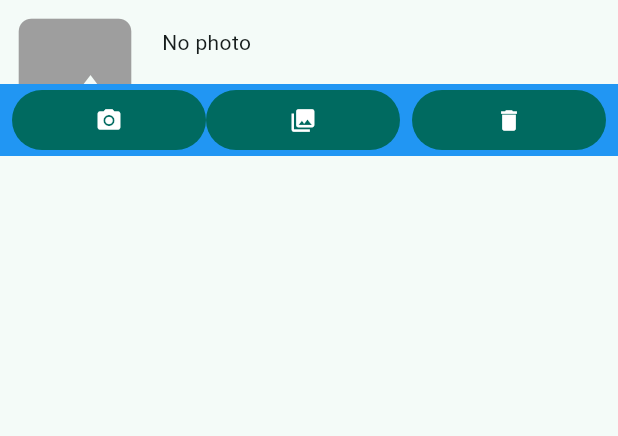
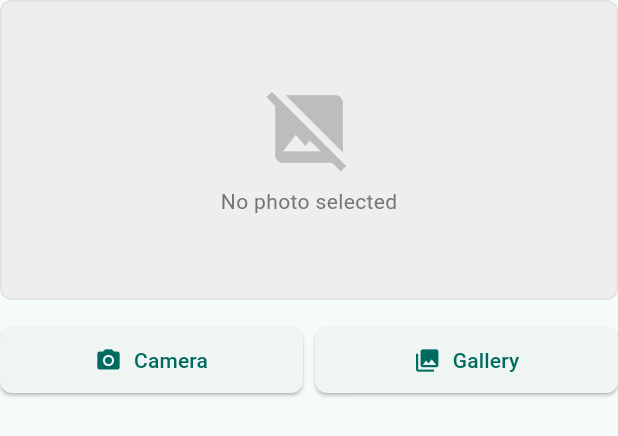
Before and after one commit to KnoyanMitsu/mydj, a Flutter app: the MediaSelector widget shown alone on an empty page, opened directly, on a phone screen of 412 x 824 dp. Shown: the top 436 px of the screen. Run offline on Flutter 3.47's test engine with Material 3 defaults, Android fonts, the phone set to English and light mode, and no system bars; our stand-ins replace image_picker, shared_preferences; accounts and stored records are empty.

Commit message:
refactor: Enhance media selector UI with improved placeholders, display, and button styling, and remove an unused import.

```diff
--- a/lib/components/media_selector.dart
+++ b/lib/components/media_selector.dart
@@ -13,6 +13,8 @@ class MediaSelector extends StatefulWidget {
 }
 
 class _MediaSelectorState extends State<MediaSelector> {
+  String _mediaPath = '';
+
   void _selectFromCamera() async {
     XFile? media = await _retrieveMedia(ImageSource.camera);
     if (media != null) {
@@ -49,34 +51,60 @@ class _MediaSelectorState extends State<MediaSelector> {
     return media;
   }
 
-  String _mediaPath = '';
-  @override
-  Widget _mediaPlaceholder() {
-    Icon icon;
-    String caption = '';
-    Widget placeholderWidget;
-
-    if (widget.mediaType == MediaType.photo) {
-      icon = Icon(Icons.photo, size: 100, color: Colors.grey);
-      caption = 'No photo';
-      placeholderWidget = Image.file(
-        File(_mediaPath),
-        width: double.infinity,
-        fit: BoxFit.fitWidth,
+  Widget _buildMediaDisplay() {
+    if (_mediaPath.isEmpty) {
+      return Center(
+        child: Column(
+          mainAxisAlignment: MainAxisAlignment.center,
+          children: [
+            Icon(
+              widget.mediaType == MediaType.photo
+                  ? Icons.image_not_supported
+                  : Icons.videocam_off,
+              size: 60,
+              color: Colors.grey[400],
+            ),
+            const SizedBox(height: 8),
+            Text(
+              widget.mediaType == MediaType.photo
+                  ? 'No photo selected'
+                  : 'No video selected',
+              style: TextStyle(color: Colors.grey[600]),
+            ),
+          ],
+        ),
       );
     } else {
-      icon = Icon(Icons.videocam_off, size: 100, color: Colors.grey);
-      caption = 'No video';
-      placeholderWidget = Column();
-    }
-
-    if (_mediaPath.isEmpty) {
-      return SizedBox(
-        height: 56,
-        child: Row(children: [icon, SizedBox(width: 8), Text(caption)]),
-      );
-    } else {
-      return SizedBox(width: double.infinity, child: placeholderWidget);
+      if (widget.mediaType == MediaType.photo) {
+        return Image.file(
+          File(_mediaPath),
+          fit: BoxFit.cover,
+          width: double.infinity,
+          height: double.infinity,
+        );
+      } else {
+        // For video, we can't play it without a video player package.
+        // Display a placeholder with a video icon and filename.
+        return Center(
+          child: Column(
+            mainAxisAlignment: MainAxisAlignment.center,
+            children: [
+              Icon(Icons.video_file, size: 60, color: Colors.grey[400]),
+              const SizedBox(height: 8),
+              Padding(
+                padding: const EdgeInsets.symmetric(horizontal: 16.0),
+                child: Text(
+                  'Video Selected: ${File(_mediaPath).path.split('/').last}',
+                  textAlign: TextAlign.center,
+                  style: TextStyle(color: Colors.grey[600]),
+                  maxLines: 2,
+                  overflow: TextOverflow.ellipsis,
+                ),
+              ),
+            ],
+          ),
+        );
+      }
     }
   }
 
@@ -84,39 +112,67 @@ class _MediaSelectorState extends State<MediaSelector> {
   Widget build(BuildContext context) {
     return Column(
       children: [
-        Container(child: _mediaPlaceholder()),
         Container(
-          padding: const EdgeInsets.fromLTRB(8, 0, 8, 0),
-          color: Colors.blue,
-          child: Row(
-            children: [
-              Expanded(
-                child: FilledButton(
-                  onPressed: () {
-                    _selectFromCamera();
-                  },
-                  child: Icon(Icons.photo_camera),
+          height: 200, // Fixed height for the media display area
+          width: double.infinity,
+          decoration: BoxDecoration(
+            color: Colors.grey[200],
+            borderRadius: BorderRadius.circular(8),
+            border: Border.all(color: Colors.grey[300]!),
+          ),
+          clipBehavior: Clip.antiAlias, // Clip image to rounded corners
+          child: _buildMediaDisplay(),
+        ),
+        const SizedBox(height: 16),
+        Row(
+          mainAxisAlignment: MainAxisAlignment.spaceEvenly,
+          children: [
+            Expanded(
+              child: ElevatedButton.icon(
+                onPressed: _selectFromCamera,
+                icon: const Icon(Icons.camera_alt),
+                label: const Text('Camera'),
+                style: ElevatedButton.styleFrom(
+                  padding: const EdgeInsets.symmetric(vertical: 12),
+                  shape: RoundedRectangleBorder(
+                    borderRadius: BorderRadius.circular(8),
+                  ),
                 ),
               ),
-              Expanded(
-                child: FilledButton(
-                  onPressed: () {
-                    _selectFromGallery();
-                  },
-                  child: Icon(Icons.photo_library),
+            ),
+            const SizedBox(width: 8),
+            Expanded(
+              child: ElevatedButton.icon(
+                onPressed: _selectFromGallery,
+                icon: const Icon(Icons.photo_library),
+                label: const Text('Gallery'),
+                style: ElevatedButton.styleFrom(
+                  padding: const EdgeInsets.symmetric(vertical: 12),
+                  shape: RoundedRectangleBorder(
+                    borderRadius: BorderRadius.circular(8),
+                  ),
                 ),
               ),
-              SizedBox(width: 8),
+            ),
+            if (_mediaPath.isNotEmpty) ...[
+              const SizedBox(width: 8),
               Expanded(
-                child: FilledButton(
-                  onPressed: () {
-                    _deleteSelected();
-                  },
-                  child: Icon(Icons.delete),
+                child: ElevatedButton.icon(
+                  onPressed: _deleteSelected,
+                  icon: const Icon(Icons.delete),
+                  label: const Text('Delete'),
+                  style: ElevatedButton.styleFrom(
+                    backgroundColor: Colors.red,
+                    foregroundColor: Colors.white,
+                    padding: const EdgeInsets.symmetric(vertical: 12),
+                    shape: RoundedRectangleBorder(
+                      borderRadius: BorderRadius.circular(8),
+                    ),
+                  ),
                 ),
               ),
             ],
-          ),
+          ],
         ),
       ],
     );
--- a/lib/pages/akun_pages.dart
+++ b/lib/pages/akun_pages.dart
@@ -1,5 +1,4 @@
 import 'package:flutter/material.dart';
-import 'package:flutter/services.dart';
 import 'package:mydj/components/password_field.dart';
 import 'package:mydj/data/login_info.dart';
 import 'package:mydj/pages/login_pages.dart';
```
